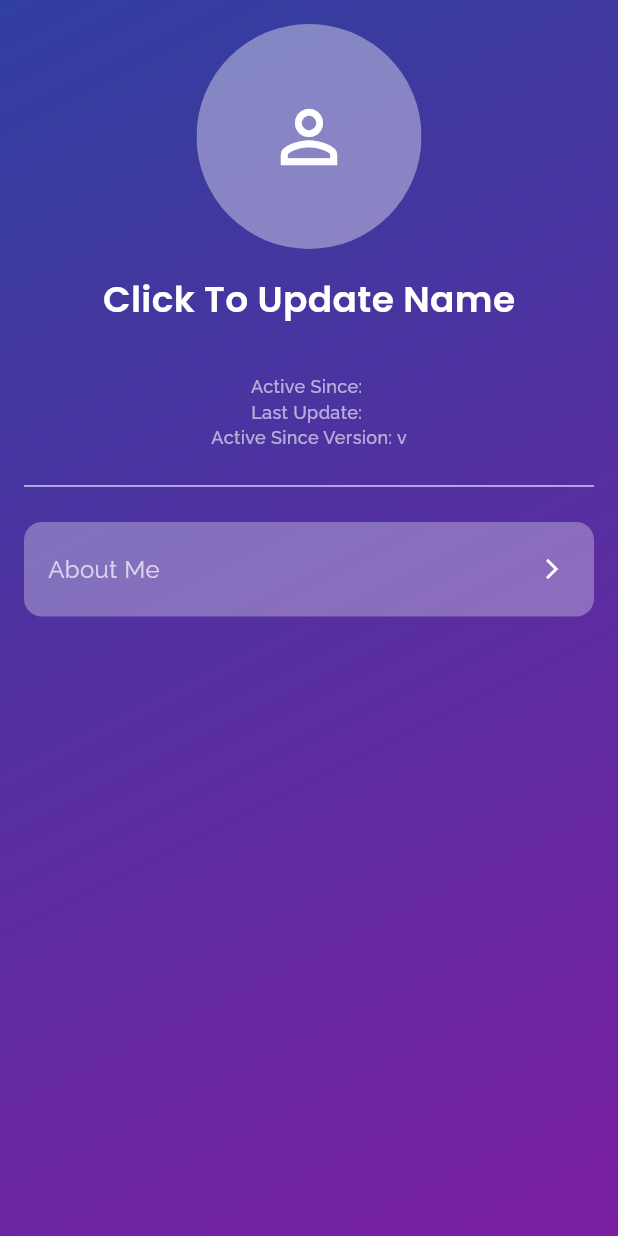
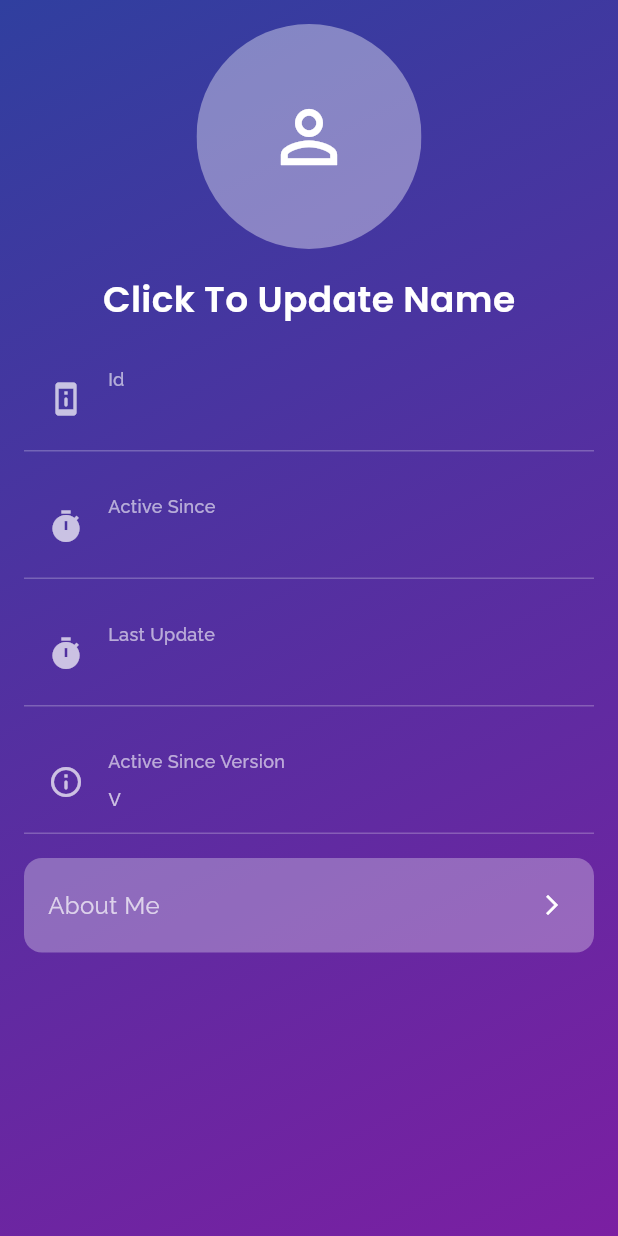
Before and after one commit to ketanambekar/mymanager, a Flutter app: the ProfileView screen opened by its route, on a phone screen of 412 x 824 dp. Run offline on Flutter 3.47's test engine with Material 3 defaults, Android fonts, the phone set to English and light mode, and no system bars; our stand-ins replace get, get_storage, glass, google_fonts, package_info_plus, sqflite; accounts and stored records are empty.

Commit message:
v1.0.0: UI Optimization

```diff
--- a/lib/screen/dashboard/dashboard_controller.dart
+++ b/lib/screen/dashboard/dashboard_controller.dart
@@ -31,7 +31,7 @@ class DashboardController extends GetxController {
     projects.value = await UserProjectsApi.getProjects();
     for (var project in projects) {
       print(
-        '${project.projectId}: ${project.projectName} (${project.projectUpdatedAt})',
+        '${project.projectId}: ${project.projectName} ${project.projectStatus} (${project.projectUpdatedAt})',
       );
     }
 
--- a/lib/screen/profile/profile_view.dart
+++ b/lib/screen/profile/profile_view.dart
@@ -2,6 +2,7 @@ import 'package:flutter/material.dart';
 import 'package:get/get.dart';
 import 'package:mymanager/screen/profile/profile_controller.dart';
 import 'package:mymanager/screen/profile/widgets/add_update_bottomsheet.dart';
+import 'package:mymanager/screen/profile/widgets/profile_tab_tiles.dart';
 import 'package:mymanager/theme/app_theme.dart';
 import 'package:mymanager/utils/global_utils.dart';
 
@@ -63,49 +64,71 @@ class ProfileView extends StatelessWidget {
               }),
             ),
             Obx(() {
-              return Text(controller.id.value, style: AppTheme.caption);
+              return ProfileTabTiles(
+                title: 'Id',
+                value: controller.id.value,
+                icon: Icons.perm_device_information_rounded,
+              ); //Text(controller.id.value, style: AppTheme.caption);
             }),
-            Column(
-              mainAxisAlignment: MainAxisAlignment.spaceBetween,
-              crossAxisAlignment: CrossAxisAlignment.center,
-              children: [
-                Row(
-                  mainAxisAlignment: MainAxisAlignment.center,
-                  children: [
-                    Text('Active Since: ', style: AppTheme.caption),
-                    Text(
-                      formatDate(controller.activeSince.value),
-                      style: AppTheme.caption,
-                    ),
-                  ],
-                ),
 
-                Obx(
-                  () => Row(
-                    mainAxisAlignment: MainAxisAlignment.center,
-                    children: [
-                      Text('Last Update: ', style: AppTheme.caption),
-                      Text(
-                        formatDate(controller.lastActive.value),
-                        style: AppTheme.caption,
-                      ),
-                    ],
-                  ),
-                ),
-              ],
+            ProfileTabTiles(
+              title: 'Active Since',
+              value: formatDate(controller.activeSince.value),
+              icon: Icons.timer,
             ),
 
-            Obx(() {
-              return Text(
-                "Active Since Version: v${controller.appVersion.value}",
-                style: AppTheme.caption,
-              );
-            }),
+            Obx(()=> ProfileTabTiles(
+                title: 'Last Update',
+                value: formatDate(controller.lastActive.value),
+                icon: Icons.timer,
+              ),
+            ),
+            ProfileTabTiles(
+              title: 'Active Since Version',
+              value: "v${controller.appVersion.value}",
+              icon: Icons.info_outline_rounded,
+            ),
+            // Column(
+            //   mainAxisAlignment: MainAxisAlignment.spaceBetween,
+            //   crossAxisAlignment: CrossAxisAlignment.center,
+            //   children: [
+            //     Row(
+            //       mainAxisAlignment: MainAxisAlignment.center,
+            //       children: [
+            //         Text('Active Since: ', style: AppTheme.caption),
+            //         Text(
+            //           formatDate(controller.activeSince.value),
+            //           style: AppTheme.caption,
+            //         ),
+            //       ],
+            //     ),
+            //
+            //     Obx(
+            //       () => Row(
+            //         mainAxisAlignment: MainAxisAlignment.center,
+            //         children: [
+            //           Text('Last Update: ', style: AppTheme.caption),
+            //           Text(
+            //             formatDate(controller.lastActive.value),
+            //             style: AppTheme.caption,
+            //           ),
+            //         ],
+            //       ),
+            //     ),
+            //   ],
+            // ),
+            //
+            // Obx(() {
+            //   return Text(
+            //     "Active Since Version: v${controller.appVersion.value}",
+            //     style: AppTheme.caption,
+            //   );
+            // }),
 
-            Padding(
-              padding: const EdgeInsets.only(top: 16, bottom: 16),
-              child: Divider(color: Colors.white, thickness: 0.75),
-            ),
+            // Padding(
+            //   padding: const EdgeInsets.only(top: 16, bottom: 16),
+            //   child: Divider(color: Colors.white, thickness: 0.75),
+            // ),
 
             Container(
               padding: EdgeInsets.only(
--- /dev/null
+++ b/lib/screen/profile/widgets/profile_tab_tiles.dart
@@ -0,0 +1,48 @@
+import 'package:flutter/material.dart';
+import 'package:mymanager/theme/app_theme.dart';
+
+class ProfileTabTiles extends StatelessWidget {
+  final String title;
+  final String value;
+  final IconData icon;
+
+  const ProfileTabTiles({
+    super.key,
+    required this.title,
+    required this.value,
+    required this.icon,
+  });
+
+  @override
+  Widget build(BuildContext context) {
+    return Container(
+      margin: const EdgeInsets.only(bottom: 16),
+      padding: const EdgeInsets.symmetric(horizontal: 16, vertical: 12),
+      decoration: const BoxDecoration(
+        border: Border(bottom: BorderSide(color: Colors.white24, width: 1.0)),
+      ),
+      child: Row(
+        crossAxisAlignment: CrossAxisAlignment.center,
+        children: [
+          Icon(icon, color: Colors.white70),
+          const SizedBox(width: 16),
+          Expanded(
+            child: Column(
+              crossAxisAlignment: CrossAxisAlignment.start,
+              children: [
+                Text(title, style: AppTheme.caption),
+                const SizedBox(height: 4),
+                Text(
+                  value,
+                  style: AppTheme.body,
+                  overflow: TextOverflow.ellipsis,
+                  maxLines: 1,
+                ),
+              ],
+            ),
+          ),
+        ],
+      ),
+    );
+  }
+}
```
Also changed, not shown: lib/screen/dashboard/section/dashboard_body.dart (+5 -22 lines), lib/screen/dashboard/widgets/project_tiles.dart (added, +44 -0 lines), lib/screen/dashboard/widgets/summary.dart (deleted, +0 -98 lines), lib/screen/dashboard/widgets/task_cards.dart (deleted, +0 -169 lines), lib/utils/global_utils.dart (+31 -0 lines).
